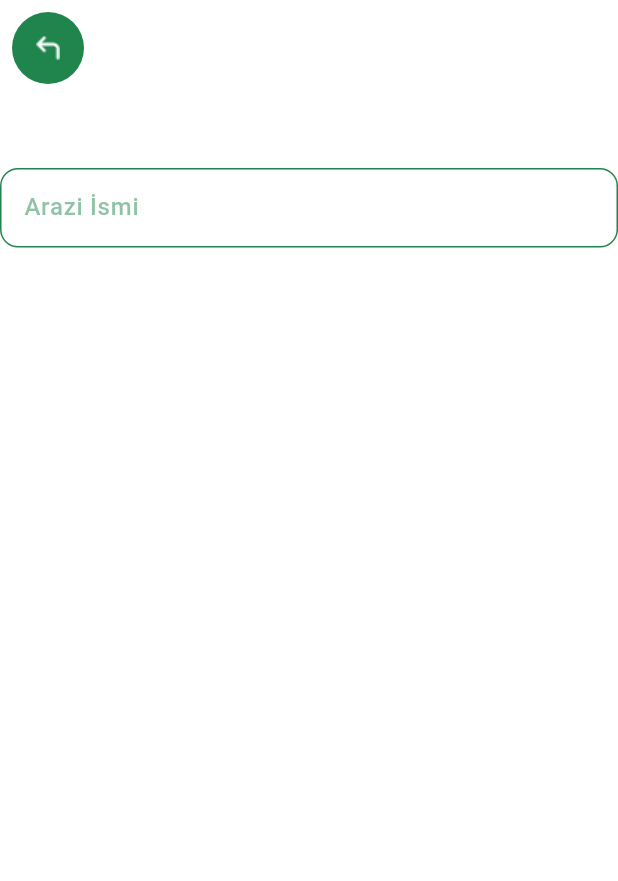
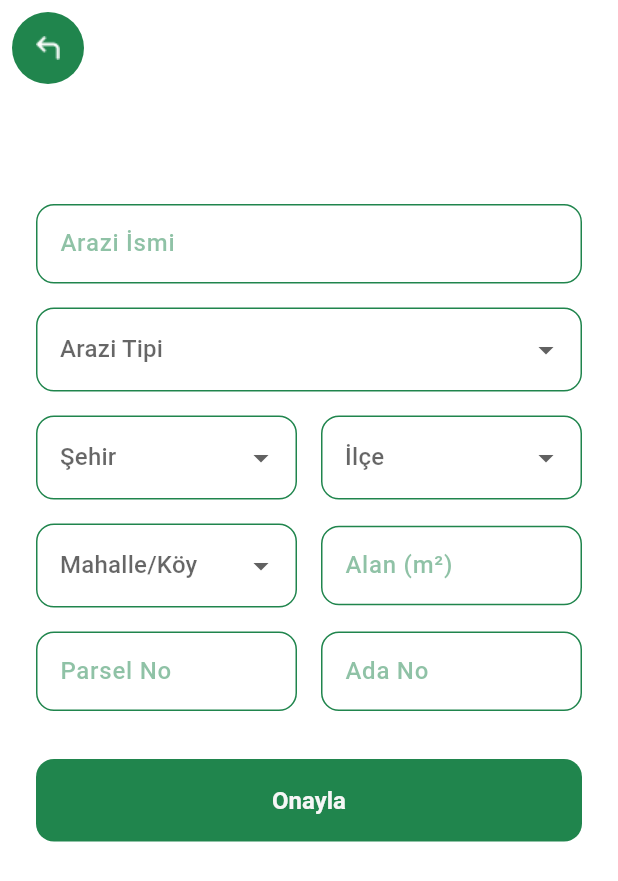
Before and after one commit to Mudrowe/Toprak-Rehberi, a Flutter app: the TAddLandScreen screen opened directly, on a phone screen of 412 x 824 dp. Shown: the top 881 px of the screen. Run offline on Flutter 3.47's test engine with Material 3 defaults, Android fonts, the phone set to English and light mode, and no system bars; our stand-ins replace carousel_slider, fl_chart, get, logger, percent_indicator.

Commit message:
frontend: add 'add land' screen
Theme of the dropdown menu isn't coherent with the rest of the app

```diff
--- a/lib/features/authentication/screens/first_screen/widgets/first_screen_background.dart
+++ b/lib/features/authentication/screens/first_screen/widgets/first_screen_background.dart
@@ -34,8 +34,8 @@ class TFirstScreenBackground extends StatelessWidget {
               Container(
                 height: TSizes.logoHeight,
                 width: TSizes.logoWidth,
-                decoration: const BoxDecoration(
-                  color: TColors.black,
+                decoration: BoxDecoration(
+                  color: dark ? TColors.black : TColors.white,
                   shape: BoxShape.circle,
                 ),
                 child: Padding(
--- a/lib/features/authentication/screens/login/widgets/login_header.dart
+++ b/lib/features/authentication/screens/login/widgets/login_header.dart
@@ -20,13 +20,15 @@ class TLoginHeader extends StatelessWidget {
         Container(
           height: TSizes.logoHeight,
           width: TSizes.logoWidth,
-                decoration: const BoxDecoration(
-                  color: TColors.black,
+          decoration: BoxDecoration(
+            color: dark ? TColors.black : TColors.white,
             shape: BoxShape.circle,
           ),
           child: Padding(
             padding: const EdgeInsets.all(TSizes.sm),
-                  child: Image(image: AssetImage(dark ? TImages.darkAppLogo : TImages.lightAppLogo)),
+            child: Image(
+                image: AssetImage(
+                    dark ? TImages.darkAppLogo : TImages.lightAppLogo)),
           ),
         ),
       ],
--- a/lib/features/authentication/screens/signup/signup.dart
+++ b/lib/features/authentication/screens/signup/signup.dart
@@ -15,29 +15,22 @@ class SignupScreen extends StatelessWidget {
         child: Padding(
           padding: const EdgeInsets.all(TSizes.defaulSpace),
           child: Column(
-            crossAxisAlignment: CrossAxisAlignment.start,
             children: [
               // Titles
-              Text(
-                TTexts.signupTitle,
-                style: Theme.of(context).textTheme.headlineLarge,
-              ),
-              const SizedBox(
-                height: TSizes.spaceBtwSections,
-              ),
+              const SizedBox(height: TSizes.spaceBtwSections),
 
               // Form
               const TSignupForm(),
 
-              const SizedBox(
-                height: TSizes.spaceBtwSections,
-              ),
+              const SizedBox(height: TSizes.spaceBtwSections),
 
               // Signup Button
               SizedBox(
                 width: double.infinity,
                 child: ElevatedButton(
-                    onPressed: () {}, child: const Text(TTexts.createAccount)),
+                  onPressed: () {},
+                  child: const Text(TTexts.createAccount),
+                ),
               ),
             ],
           ),
--- a/lib/features/authentication/screens/signup/widgets/signup_form.dart
+++ b/lib/features/authentication/screens/signup/widgets/signup_form.dart
@@ -86,6 +86,7 @@ class TSignupForm extends StatelessWidget {
 
           const TTermsAndConditionsCheckBox(),
         ],
-    ));
+      ),
+    );
   }
 }
--- a/lib/features/main_pages/home/widgets/product_card_home.dart
+++ b/lib/features/main_pages/home/widgets/product_card_home.dart
@@ -6,10 +6,6 @@ import 'package:toprak_rehberi/common/widgets/product_details/product_details.da
 import 'package:toprak_rehberi/models/product/product.dart';
 import 'package:toprak_rehberi/utils/constants/sizes.dart';
 import 'package:toprak_rehberi/utils/constants/text_strings.dart';
-
-// ? Card background is little bit weird in dark mode
-// ? Should be more darker color but primary color is weird too
-// ! Maybe it will be like the searchbox style
 
 // ? pieChartColor1 is too dark for dark mod. Consider to change it
 
--- a/lib/features/main_pages/lands/add_land_screen/add_land_screen.dart
+++ b/lib/features/main_pages/lands/add_land_screen/add_land_screen.dart
@@ -1,5 +1,6 @@
 import 'package:flutter/material.dart';
 import 'package:toprak_rehberi/common/widgets/appbar/appbar.dart';
+import 'package:toprak_rehberi/features/main_pages/lands/add_land_screen/widgets/add_land_form.dart';
 import 'package:toprak_rehberi/utils/constants/sizes.dart';
 import 'package:toprak_rehberi/utils/constants/text_strings.dart';
 
@@ -8,19 +9,29 @@ class TAddLandScreen extends StatelessWidget {
 
   @override
   Widget build(BuildContext context) {
-    const List<String> list = <String>['One', 'Two', 'Three', 'Four'];
     return Scaffold(
       appBar: const TAppBar(),
-      body: Column(
-        children: [
-          const SizedBox(height: TSizes.appBarHeight),
+      body: SingleChildScrollView(
+        child: Padding(
+          padding: const EdgeInsets.all(TSizes.defaulSpace),
+          child: Column(
+            children: [
+              // Form
+              const TAddLandForm(),
 
-          // Land Name
-          TextFormField(
-            decoration: const InputDecoration(labelText: TTexts.landName),
+              const SizedBox(height: TSizes.spaceBtwSections),
+
+              // Confirm Button
+              SizedBox(
+                width: double.infinity,
+                child: ElevatedButton(
+                  onPressed: () {},
+                  child: const Text(TTexts.submit),
+                ),
+              ),
+            ],
           ),
-
-        ],
+        ),
       ),
     );
   }
--- /dev/null
+++ b/lib/features/main_pages/lands/add_land_screen/widgets/add_land_form.dart
@@ -0,0 +1,147 @@
+import 'package:flutter/material.dart';
+import 'package:toprak_rehberi/utils/constants/sizes.dart';
+import 'package:toprak_rehberi/utils/constants/text_strings.dart';
+
+// ! Change the color theme of DropdownButtonFormField
+
+class TAddLandForm extends StatelessWidget {
+  const TAddLandForm({
+    super.key,
+  });
+
+  @override
+  Widget build(BuildContext context) {
+    return Form(
+      child: Column(
+        children: [
+          const SizedBox(height: TSizes.appBarHeight),
+
+          // Land Name
+          TextFormField(
+            decoration: const InputDecoration(labelText: TTexts.landName),
+          ),
+
+          const SizedBox(height: TSizes.spaceBtwItems),
+
+          // Land Type
+          DropdownButtonFormField(
+            hint: const Text(TTexts.landType),
+            items: const [
+              DropdownMenuItem(
+                value: 'Tarla',
+                child: Text('Tarla'),
+              ),
+              DropdownMenuItem(
+                value: 'Bağ',
+                child: Text('Bağ'),
+              ),
+              DropdownMenuItem(
+                value: 'Bahçe',
+                child: Text('Bahçe'),
+              ),
+            ],
+            onChanged: (value) {},
+          ),
+
+          const SizedBox(height: TSizes.spaceBtwItems),
+          // City & District
+          Row(
+            children: [
+              Expanded(
+                child: DropdownButtonFormField(
+                  hint: const Text(TTexts.city),
+                  items: const [
+                    DropdownMenuItem(
+                      value: 'Ankara',
+                      child: Text('Ankara'),
+                    ),
+                    DropdownMenuItem(
+                      value: 'İstanbul',
+                      child: Text('İstanbul'),
+                    ),
+                    DropdownMenuItem(
+                      value: 'İzmir',
+                      child: Text('İzmir'),
+                    ),
+                  ],
+                  onChanged: (value) {},
+                ),
+              ),
+              const SizedBox(width: TSizes.spaceBtwItems),
+              Expanded(
+                child: DropdownButtonFormField(
+                  hint: const Text(TTexts.district),
+                  items: const [
+                    DropdownMenuItem(
+                      value: 'İlçe 1',
+                      child: Text('İlçe 1'),
+                    ),
+                    DropdownMenuItem(
+                      value: 'İlçe 2',
+                      child: Text('İlçe 2'),
+                    ),
+                    DropdownMenuItem(
+                      value: 'İlçe 3',
+                      child: Text('İlçe 3'),
+                    ),
+                  ],
+                  onChanged: (value) {},
+                ),
+              ),
+            ],
+          ),
+          const SizedBox(height: TSizes.spaceBtwItems),
+          Row(
+            children: [
+              Expanded(
+                child: DropdownButtonFormField(
+                  hint: const Text(TTexts.neighborhood),
+                  items: const [
+                    DropdownMenuItem(
+                      value: 'Köy 1',
+                      child: Text('Köy 1'),
+                    ),
+                    DropdownMenuItem(
+                      value: 'Köy 2',
+                      child: Text('Köy 2'),
+                    ),
+                    DropdownMenuItem(
+                      value: 'Köy 3',
+                      child: Text('Köy 3'),
+                    ),
+                  ],
+                  onChanged: (value) {},
+                ),
+              ),
+              const SizedBox(width: TSizes.spaceBtwItems),
+              Expanded(
+                child: TextFormField(
+                  decoration: const InputDecoration(
+                    labelText: '${TTexts.area} (${TTexts.squareSymbol})',
+                  ),
+                ),
+              ),
+            ],
+          ),
+
+          const SizedBox(height: TSizes.spaceBtwItems),
+          Row(
+            children: [
+              Expanded(
+                child: TextFormField(
+                  decoration: const InputDecoration(labelText: TTexts.parcelNo),
+                ),
+              ),
+              const SizedBox(width: TSizes.spaceBtwItems),
+              Expanded(
+                child: TextFormField(
+                  decoration: const InputDecoration(labelText: TTexts.adaNo),
+                ),
+              ),
+            ],
+          ),
+        ],
+      ),
+    );
+  }
+}
--- a/lib/features/main_pages/lands/lands.dart
+++ b/lib/features/main_pages/lands/lands.dart
@@ -45,7 +45,9 @@ class LandsScreen extends StatelessWidget {
                   ],
                 ),
 
-                const Divider(indent: TSizes.dividerIndent, endIndent: TSizes.dividerIndent),
+                const Divider(
+                    indent: TSizes.dividerIndent,
+                    endIndent: TSizes.dividerIndent),
 
                 // Lands
                 for (var land in landsList)
--- a/lib/features/main_pages/products/widgets/product_card/product_card.dart
+++ b/lib/features/main_pages/products/widgets/product_card/product_card.dart
@@ -6,10 +6,6 @@ import 'package:toprak_rehberi/features/main_pages/products/widgets/product_card
 import 'package:toprak_rehberi/features/main_pages/products/widgets/product_card/product_progress.dart';
 import 'package:toprak_rehberi/models/product/product.dart';
 import 'package:toprak_rehberi/utils/constants/sizes.dart';
-
-// ? Card background is little bit weird in dark mode
-// ? Should be more darker color but primary color is weird too
-// ! Maybe it will be like the searchbox style
 
 class TProductCard extends StatelessWidget {
   const TProductCard({
--- a/lib/features/main_pages/products/widgets/product_card/product_image.dart
+++ b/lib/features/main_pages/products/widgets/product_card/product_image.dart
@@ -27,7 +27,11 @@
             horizontal: TSizes.md,
           ),
           decoration: getCardDecoration(context),
-          child: Text(product.productName, style: textTheme.bodyLarge),
+          child: Text(
+            product.productName,
+            style: textTheme.bodyLarge,
+            overflow: TextOverflow.ellipsis,
+          ),
         ),
 
         // Product image
@@ -38,10 +42,7 @@
         ),
 
         // Land name
-        Text(
-          product.landName,
-          style: textTheme.bodyLarge
-        )
+        Text(product.landName, style: textTheme.bodyLarge)
       ],
     );
   }
--- a/lib/utils/constants/text_strings.dart
+++ b/lib/utils/constants/text_strings.dart
@@ -75,6 +75,7 @@ class TTexts {
   static const String parcelNo = 'Parsel No';
   static const String area = 'Alan';
   static const String plantedArea = 'Ürün Ekili Alan';
+  static const String landType = 'Arazi Tipi';
 
   // Land Details
   static const String noPorducts = 'Bu Arazide Ekili Ürün Yok';
--- a/lib/utils/theme/custom_themes/checkbox_theme.dart
+++ b/lib/utils/theme/custom_themes/checkbox_theme.dart
@@ -28,14 +28,14 @@ class TCheckboxTheme {
     shape: RoundedRectangleBorder(borderRadius: BorderRadius.circular(4)),
     checkColor: WidgetStateProperty.resolveWith((states) {
       if (states.contains(WidgetState.selected)) {
-        return TColors.white;
+        return TColors.dark;
       } else {
-        return TColors.black;
+        return TColors.light;
       }
     }),
     fillColor: WidgetStateProperty.resolveWith((states) {
       if (states.contains(WidgetState.selected)) {
-        return TColors.primaryColor;
+        return TColors.light;
       } else {
         return Colors.transparent;
       }
--- a/lib/utils/theme/custom_themes/outlined_button_theme.dart
+++ b/lib/utils/theme/custom_themes/outlined_button_theme.dart
@@ -24,7 +24,7 @@ class TOutlinedButtonTheme {
   static final darkOutlinedButtonTheme = OutlinedButtonThemeData(
     style: OutlinedButton.styleFrom(
       foregroundColor: TColors.light,
-      side: const BorderSide(color: TColors.primaryColor),
+      side: const BorderSide(color: TColors.light),
       textStyle: const TextStyle(fontSize: 16, color: TColors.textWhite, fontWeight: FontWeight.w600),
       padding: const EdgeInsets.symmetric(vertical: TSizes.buttonHeight, horizontal: 20),
       shape: RoundedRectangleBorder(borderRadius: BorderRadius.circular(TSizes.buttonRadius)),
--- a/lib/utils/theme/custom_themes/text_field_theme.dart
+++ b/lib/utils/theme/custom_themes/text_field_theme.dart
@@ -10,11 +10,18 @@ class TTextFormFieldTheme {
     errorMaxLines: 3,
     prefixIconColor: TColors.primaryColor,
     suffixIconColor: TColors.primaryColor,
-    labelStyle: const TextStyle().copyWith(fontSize: TSizes.fontSizeMd, color: TColors.primaryColor.withOpacity(0.5)),
-    hintStyle: const TextStyle().copyWith(fontSize: TSizes.fontSizeSm, color: TColors.primaryColor.withOpacity(0.5)),
+    labelStyle: const TextStyle().copyWith(
+      fontSize: TSizes.fontSizeMd,
+      color: TColors.primaryColor.withOpacity(0.5),
+    ),
+    hintStyle: const TextStyle().copyWith(
+      fontSize: TSizes.fontSizeSm,
+      color: TColors.primaryColor.withOpacity(0.5),
+    ),
     errorStyle: const TextStyle().copyWith(fontStyle: FontStyle.normal),
-    floatingLabelStyle:
-        const TextStyle().copyWith(color: TColors.primaryColor.withOpacity(0.8)),
+    floatingLabelStyle: const TextStyle().copyWith(
+      color: TColors.primaryColor.withOpacity(0.8),
+    ),
     border: const OutlineInputBorder().copyWith(
       borderRadius: BorderRadius.circular(TSizes.inputFieldRadius),
       borderSide: const BorderSide(width: 1, color: TColors.primaryColor),
@@ -37,28 +44,34 @@ class TTextFormFieldTheme {
     ),
   );
 
-
   // Dark Theme
   static InputDecorationTheme darkInputDecorationTheme = InputDecorationTheme(
     errorMaxLines: 2,
-    prefixIconColor: TColors.primaryColor,
-    suffixIconColor: TColors.primaryColor,
-    labelStyle: const TextStyle().copyWith(fontSize: TSizes.fontSizeMd, color: TColors.white.withOpacity(0.5)),
-    hintStyle: const TextStyle().copyWith(fontSize: TSizes.fontSizeMd, color: TColors.white.withOpacity(0.5)),
+    prefixIconColor: TColors.light,
+    suffixIconColor: TColors.light,
+    labelStyle: const TextStyle().copyWith(
+      fontSize: TSizes.fontSizeMd,
+      color: TColors.light.withOpacity(0.5),
+    ),
+    hintStyle: const TextStyle().copyWith(
+      fontSize: TSizes.fontSizeMd,
+      color: TColors.light.withOpacity(0.5),
+    ),
     errorStyle: const TextStyle().copyWith(fontStyle: FontStyle.normal),
-    floatingLabelStyle:
-        const TextStyle().copyWith(color: TColors.white.withOpacity(0.8)),
+    floatingLabelStyle: const TextStyle().copyWith(
+      color: TColors.light.withOpacity(0.8),
+    ),
     border: const OutlineInputBorder().copyWith(
       borderRadius: BorderRadius.circular(TSizes.inputFieldRadius),
-      borderSide: const BorderSide(width: 1, color: TColors.primaryColor),
+      borderSide: const BorderSide(width: 1, color: TColors.light),
     ),
     enabledBorder: const OutlineInputBorder().copyWith(
       borderRadius: BorderRadius.circular(TSizes.inputFieldRadius),
-      borderSide: const BorderSide(width: 1, color: TColors.primaryColor),
+      borderSide: const BorderSide(width: 1, color: TColors.light),
     ),
     focusedBorder: const OutlineInputBorder().copyWith(
       borderRadius: BorderRadius.circular(TSizes.inputFieldRadius),
-      borderSide: const BorderSide(width: 1, color: TColors.white),
+      borderSide: const BorderSide(width: 1, color: TColors.light),
     ),
     errorBorder: const OutlineInputBorder().copyWith(
       borderRadius: BorderRadius.circular(TSizes.inputFieldRadius),
```
Lines whose indentation alone changed are shown as unchanged.
